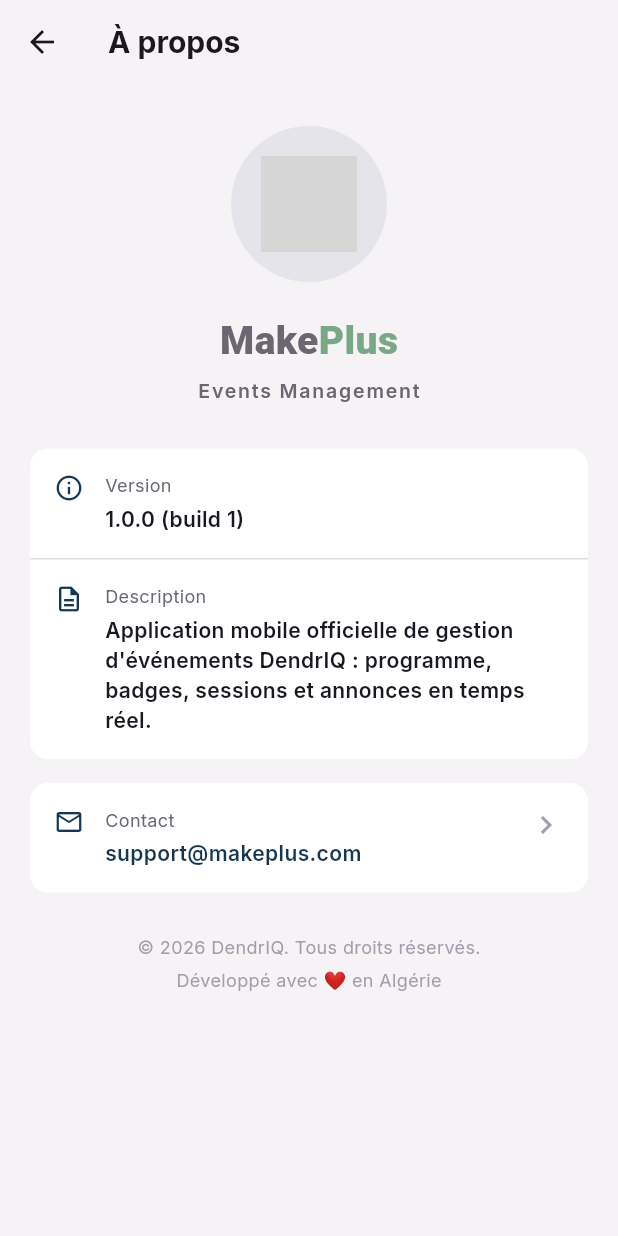
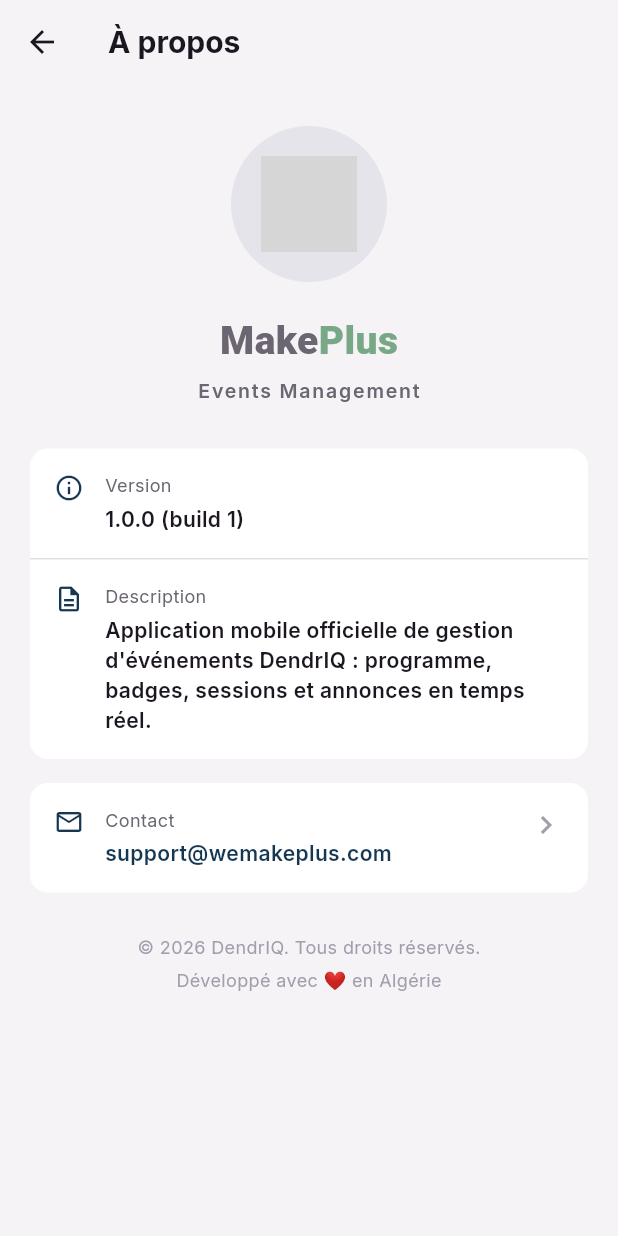
Before and after one commit to DjalilElz/makeplus-flutter, a Flutter app: the AboutScreen screen opened by its route, on a phone screen of 412 x 824 dp. Run offline on Flutter 3.47's test engine with Material 3 defaults, Android fonts, the phone set to English and light mode, and no system bars; our stand-ins replace cached_network_image, dio, equatable, flutter_bloc, flutter_secure_storage, flutter_svg and 6 more; missing offline and left inert: flutter_pdfview, mobile_scanner; accounts and stored records are empty; grey boxes are pictures that could not be loaded.

Commit message:
Mobile store readiness: iOS settings, working support address
- iOS: iPhone only (TARGETED_DEVICE_FAMILY 1) -- with iPad on, the App
  Store requires iPad screenshots and reviews an untested iPad layout;
  camera permission text names DendrIQ (said MakePlus).
- Share sheets (exhibitor Excel export, data export) pass
  sharePositionOrigin: required on iPad, where they threw without it.
- Support address support@wemakeplus.com in Help, About and Terms:
  support@makeplus.com has no mail server.
- Privacy screen describes account deletion as the server does it
  (identity erased, participation records kept anonymous), matching the
  public page.

Co-Authored-By: Claude Opus 5.5 <noreply@anthropic.com>

```diff
--- a/lib/presentation/screens/exposant/exposant_stats_screen.dart
+++ b/lib/presentation/screens/exposant/exposant_stats_screen.dart
@@ -260,9 +260,13 @@ class _ExposantStatsScreenState extends State<ExposantStatsScreen> {
       // Hide loading snackbar
       ScaffoldMessenger.of(context).hideCurrentSnackBar();
 
-      // Share using native share sheet
+      // Share using native share sheet. iPad needs an anchor rectangle for
+      // the share popover (it throws without one).
+      final box = context.findRenderObject() as RenderBox?;
       final result = await SharePlus.instance.share(
         ShareParams(
+          sharePositionOrigin:
+              box != null ? box.localToGlobal(Offset.zero) & box.size : null,
           files: [XFile(filePath)],
           text: 'Statistiques des visiteurs du stand',
           subject: 'Export Excel - Statistiques',
--- a/lib/presentation/screens/shared/settings/about_screen.dart
+++ b/lib/presentation/screens/shared/settings/about_screen.dart
@@ -10,7 +10,7 @@ class AboutScreen extends StatelessWidget {
   const AboutScreen({super.key});
 
   Future<void> _emailSupport() async {
-    final uri = Uri(scheme: 'mailto', path: 'support@makeplus.com');
+    final uri = Uri(scheme: 'mailto', path: 'support@wemakeplus.com');
     if (await canLaunchUrl(uri)) {
       await launchUrl(uri);
     }
@@ -106,7 +106,7 @@ class AboutScreen extends StatelessWidget {
                 child: _InfoRow(
                   icon: Icons.mail_outline,
                   label: 'Contact',
-                  value: 'support@makeplus.com',
+                  value: 'support@wemakeplus.com',
                   valueColor: AppColors.eventPrimary(context),
                   trailing: Icon(
                     Icons.chevron_right,
--- a/lib/presentation/screens/shared/settings/help_screen.dart
+++ b/lib/presentation/screens/shared/settings/help_screen.dart
@@ -38,14 +38,14 @@ class HelpScreen extends StatelessWidget {
     ),
     (
       question: 'Comment contacter le support ?',
-      answer: 'Écrivez-nous à support@makeplus.com, ou contactez '
+      answer: 'Écrivez-nous à support@wemakeplus.com, ou contactez '
           'directement les organisateurs de votre événement pour toute '
           'question spécifique (mot de passe, inscription, badge).',
     ),
   ];
 
   Future<void> _emailSupport() async {
-    final uri = Uri(scheme: 'mailto', path: 'support@makeplus.com');
+    final uri = Uri(scheme: 'mailto', path: 'support@wemakeplus.com');
     if (await canLaunchUrl(uri)) {
       await launchUrl(uri);
     }
@@ -109,7 +109,7 @@ class HelpScreen extends StatelessWidget {
                           ),
                           const SizedBox(height: 2),
                           Text(
-                            'support@makeplus.com',
+                            'support@wemakeplus.com',
                             style: TextStyle(
                               fontSize: 13,
                               color: AppColors.eventPrimary(context),
--- a/lib/presentation/screens/shared/settings/privacy_policy_screen.dart
+++ b/lib/presentation/screens/shared/settings/privacy_policy_screen.dart
@@ -68,8 +68,9 @@ class PrivacyPolicyScreen extends StatelessWidget {
           'supprimer votre inscription, vos accès et vos questions posées '
           'pour un événement particulier, sans supprimer votre compte ni '
           'vos autres événements. Vous pouvez aussi supprimer '
-          'définitivement votre compte et les données associées depuis '
-          'Paramètres > Compte > Supprimer mon compte.',
+          'définitivement votre compte (vos nom, e-mail et mot de passe '
+          'sont effacés ; les traces de participation restent, anonymes) '
+          'depuis Paramètres > Compte > Supprimer mon compte.',
     ),
     (
       icon: Icons.child_care_outlined,
@@ -151,7 +152,7 @@ class PrivacyPolicyScreen extends StatelessWidget {
                 Expanded(
                   child: Text(
                     'Pour toute question concernant vos données, '
-                    'contactez-nous à support@makeplus.com.',
+                    'contactez-nous à support@wemakeplus.com.',
                     style: TextStyle(
                       fontSize: 13,
                       height: 1.5,
--- a/lib/presentation/screens/shared/settings/terms_of_service_screen.dart
+++ b/lib/presentation/screens/shared/settings/terms_of_service_screen.dart
@@ -146,7 +146,7 @@ class TermsOfServiceScreen extends StatelessWidget {
                 Expanded(
                   child: Text(
                     'Pour toute question concernant ces conditions, '
-                    'contactez-nous à support@makeplus.com.',
+                    'contactez-nous à support@wemakeplus.com.',
                     style: TextStyle(
                       fontSize: 13,
                       height: 1.5,
--- a/lib/presentation/screens/shared/settings_screen.dart
+++ b/lib/presentation/screens/shared/settings_screen.dart
@@ -43,8 +43,12 @@ class _SettingsScreenState extends State<SettingsScreen> {
       await file.writeAsString(pretty);
 
       if (!context.mounted) return;
+      // iPad needs an anchor rectangle for the share popover.
+      final box = context.findRenderObject() as RenderBox?;
       await SharePlus.instance.share(
         ShareParams(
+          sharePositionOrigin:
+              box != null ? box.localToGlobal(Offset.zero) & box.size : null,
           files: [XFile(file.path)],
           text: 'Mes données DendrIQ',
           subject: 'Export de données DendrIQ',
```
Also changed, not shown: 2 other files.
